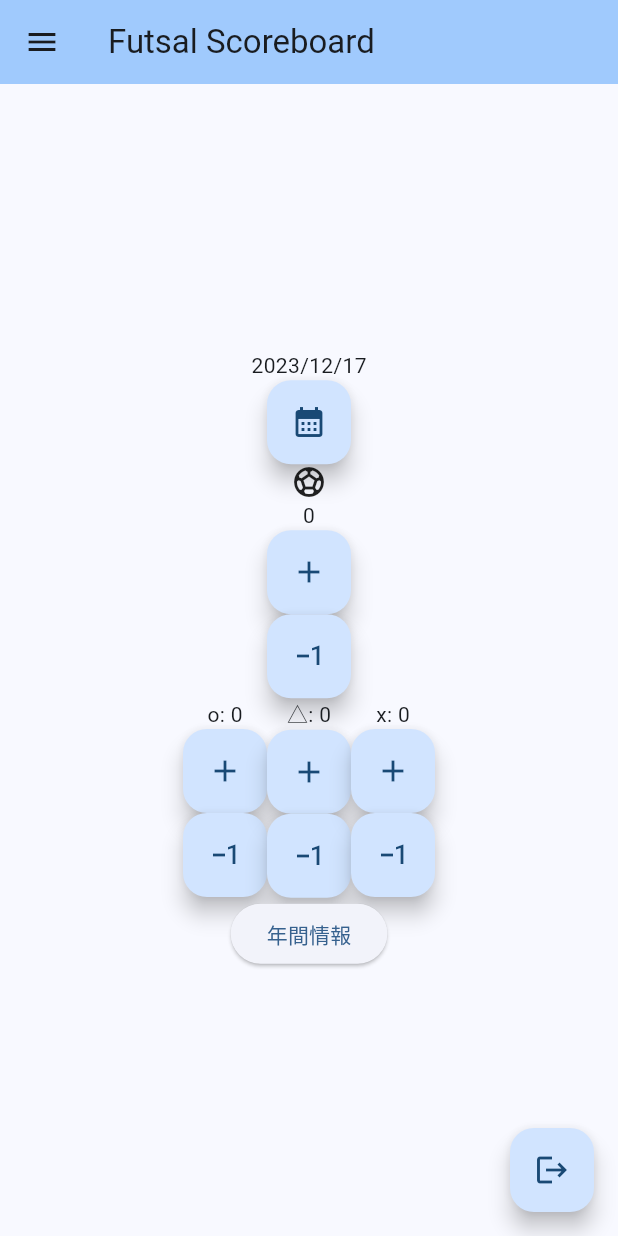
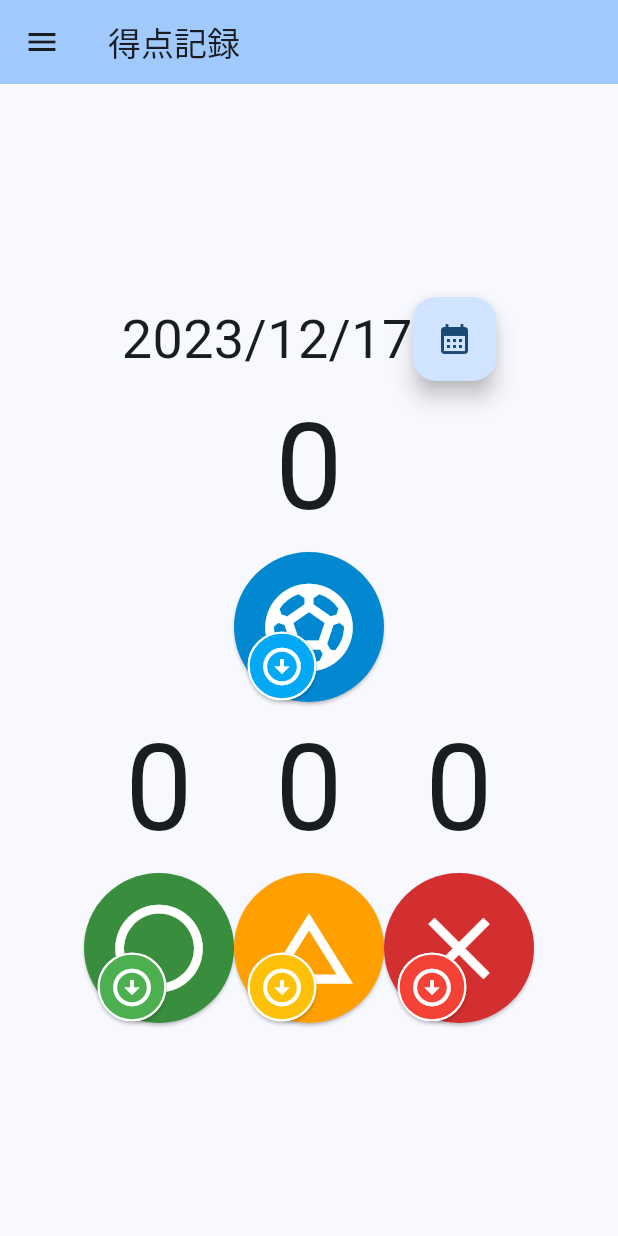
Before and after one commit to ichusrlocalbin/futsal-goals, a Flutter app: the FutsalScorePage screen opened directly, on a phone screen of 412 x 824 dp. Run offline on Flutter 3.47's test engine with Material 3 defaults, Android fonts, the phone set to English and light mode, and no system bars; our stand-ins replace cloud_firestore, csv, firebase_auth, firebase_core, google_sign_in; missing offline and left inert: dart:html; accounts and stored records are empty; generated files the repository leaves out were written again; network calls fail.

Commit message:
refine layout

```diff
--- a/lib/main.dart
+++ b/lib/main.dart
@@ -42,11 +42,11 @@
               return LoginPage();
             }
             if (settings.name == Screen.futsalScore.name) {
-              return const FutsalScorePage(title: 'Futsal Scoreboard');
+              return const FutsalScorePage(title: '得点記録');
             } else if (settings.name == Screen.yearlyScore.name) {
               return YearlyScorePage();
             } else {
-              return const FutsalScorePage(title: 'Futsal Scoreboard');
+              return const FutsalScorePage(title: '得点記録');
             }
           }
       );
--- a/lib/screens/futsal_score_screen.dart
+++ b/lib/screens/futsal_score_screen.dart
@@ -5,6 +5,7 @@ import 'package:cloud_firestore/cloud_firestore.dart';
 import 'package:firebase_auth/firebase_auth.dart';
 import 'package:intl/intl.dart';
 import 'screens.dart';
+import 'login_screen.dart';
 import '../utils.dart';
 
 class FutsalScorePage extends StatefulWidget {
@@ -75,15 +76,9 @@ class _FutsalScorePageState extends State<FutsalScorePage> {
     final DocumentSnapshot data =
         await firestore.collection('users').doc(path).get();
     if (data.exists) {
-      firestore
-          .collection('users')
-          .doc(path)
-          .update(score);
+      firestore.collection('users').doc(path).update(score);
     } else {
-      firestore
-          .collection('users')
-          .doc(path)
-          .set(score);
+      firestore.collection('users').doc(path).set(score);
     }
   }
 
@@ -147,10 +142,72 @@ class _FutsalScorePageState extends State<FutsalScorePage> {
   Future<void> _signOut() async {
     if (currentUser == null) return;
     await FirebaseAuth.instance.signOut();
+    Navigator.pushAndRemoveUntil(
+      context,
+      MaterialPageRoute(builder: (context) => LoginPage()),
+      (Route<dynamic> route) => false,
+    );
   }
 
   @override
   Widget build(BuildContext context) {
+    final goalBiggerButton = OverlapButtonProperties(
+      onPressed: () => _incrementScore(Score.goals),
+      size: 70,
+      iconColor: Colors.white,
+      backgroundColor: Colors.lightBlue.shade700,
+      iconData: Icons.sports_soccer,
+    );
+    final goalSmallerButton = OverlapButtonProperties(
+      onPressed: () => _decrementScore(Score.goals),
+      size: 30,
+      iconColor: Colors.white,
+      backgroundColor: Colors.lightBlue,
+      iconData: Icons.arrow_circle_down_outlined,
+    );
+    final winBiggerButton = OverlapButtonProperties(
+      onPressed: () => _incrementScore(Score.wins),
+      size: 70,
+      iconColor: Colors.white,
+      backgroundColor: Colors.green.shade700,
+      iconData: Icons.circle_outlined,
+    );
+    final winSmallerButton = OverlapButtonProperties(
+      onPressed: () => _decrementScore(Score.wins),
+      size: 30,
+      iconColor: Colors.white,
+      backgroundColor: Colors.green,
+      iconData: Icons.arrow_circle_down_outlined,
+    );
+    final drawBiggerButton = OverlapButtonProperties(
+      onPressed: () => _incrementScore(Score.draws),
+      size: 70,
+      iconColor: Colors.white,
+      backgroundColor: Colors.amber.shade700,
+      iconData: Icons.change_history,
+    );
+    final drawSmallerButton = OverlapButtonProperties(
+      onPressed: () => _decrementScore(Score.draws),
+      size: 30,
+      iconColor: Colors.white,
+      backgroundColor: Colors.amber,
+      iconData: Icons.arrow_circle_down_outlined,
+    );
+    final lossBiggerButton = OverlapButtonProperties(
+      onPressed: () => _incrementScore(Score.losses),
+      size: 70,
+      iconColor: Colors.white,
+      backgroundColor: Colors.red.shade700,
+      iconData: Icons.clear_outlined,
+    );
+    final lossSmallerButton = OverlapButtonProperties(
+      onPressed: () => _decrementScore(Score.losses),
+      size: 30,
+      iconColor: Colors.white,
+      backgroundColor: Colors.red,
+      iconData: Icons.arrow_circle_down_outlined,
+    );
+
     return Scaffold(
       appBar: AppBar(
         backgroundColor: Theme.of(context).colorScheme.inversePrimary,
@@ -160,88 +217,77 @@ class _FutsalScorePageState extends State<FutsalScorePage> {
         child: Column(
           mainAxisAlignment: MainAxisAlignment.center,
           children: <Widget>[
+            Row(mainAxisAlignment: MainAxisAlignment.center, children: <Widget>[
               Text(
                 Utils.dateFormatString(selectedDateStr),
+                style: const TextStyle(fontSize: 36),
               ),
               FloatingActionButton(
                 onPressed: () => _selectDate(context),
                 tooltip: 'SelectDate',
                 child: const Icon(Icons.calendar_month),
               ),
-            const Icon(Icons.sports_soccer),
+            ]),
             Text(
               '$goals',
+              style: const TextStyle(fontSize: 80),
             ),
-            FloatingActionButton(
-              onPressed: () => _incrementScore(Score.goals),
-              tooltip: 'Increment',
-              child: const Icon(Icons.add),
-            ),
-            FloatingActionButton(
-              onPressed: () => _decrementScore(Score.goals),
-              tooltip: 'Decrement',
-              child: const Icon(Icons.exposure_minus_1),
+            SizedBox(
+              height: 100,
+              width: 100,
+              child: OverlapCircleTwoButtons(
+                  biggerButton: goalBiggerButton,
+                  smallerButton: goalSmallerButton),
             ),
             Row(mainAxisAlignment: MainAxisAlignment.center, children: <Widget>[
               Column(children: <Widget>[
                 Text(
-                  'o: $wins',
+                  wins.toString(),
+                  style: const TextStyle(fontSize: 80),
                 ),
-                FloatingActionButton(
-                  onPressed: () => _incrementScore(Score.wins),
-                  tooltip: 'Increment',
-                  child: const Icon(Icons.add),
-                ),
-                FloatingActionButton(
-                  onPressed: () => _decrementScore(Score.wins),
-                  tooltip: 'Decrement',
-                  child: const Icon(Icons.exposure_minus_1),
+                SizedBox(
+                  height: 100,
+                  width: 100,
+                  child: OverlapCircleTwoButtons(
+                      biggerButton: winBiggerButton,
+                      smallerButton: winSmallerButton),
                 ),
               ]),
               Column(children: <Widget>[
                 Text(
-                  '△: $draws',
+                  draws.toString(),
+                  style: const TextStyle(fontSize: 80),
                 ),
-                FloatingActionButton(
-                  onPressed: () => _incrementScore(Score.draws),
-                  tooltip: 'Increment',
-                  child: const Icon(Icons.add),
-                ),
-                FloatingActionButton(
-                  onPressed: () => _decrementScore(Score.draws),
-                  tooltip: 'Decrement',
-                  child: const Icon(Icons.exposure_minus_1),
+                SizedBox(
+                  height: 100,
+                  width: 100,
+                  child: OverlapCircleTwoButtons(
+                      biggerButton: drawBiggerButton,
+                      smallerButton: drawSmallerButton),
                 ),
               ]),
               Column(children: <Widget>[
                 Text(
-                  'x: $losses',
+                  losses.toString(),
+                  style: const TextStyle(fontSize: 80),
                 ),
-                FloatingActionButton(
-                  onPressed: () => _incrementScore(Score.losses),
-                  tooltip: 'Increment',
-                  child: const Icon(Icons.add),
-                ),
-                FloatingActionButton(
-                  onPressed: () => _decrementScore(Score.losses),
-                  tooltip: 'Decrement',
-                  child: const Icon(Icons.exposure_minus_1),
+                SizedBox(
+                  height: 100,
+                  width: 100,
+                  child: OverlapCircleTwoButtons(
+                      biggerButton: lossBiggerButton,
+                      smallerButton: lossSmallerButton),
                 ),
               ]),
             ]),
-            ElevatedButton(
-              onPressed: () =>
-                  Navigator.pushNamed(context, Screen.yearlyScore.name),
-              child: const Text('年間情報'),
-            ),
           ],
         ),
       ),
-      floatingActionButton: FloatingActionButton(
-        onPressed: _signOut,
-        tooltip: 'SignOut',
-        child: const Icon(Icons.logout),
-      ), // This trailing comma makes auto-formatting nicer for build methods.
+      // floatingActionButton: FloatingActionButton(
+      //   onPressed: _signOut,
+      //   tooltip: 'SignOut',
+      //   child: const Icon(Icons.logout),
+      // ), // This trailing comma makes auto-formatting nicer for build methods.
       drawer: _FutsalScoreDrawer(context, this),
     );
   }
@@ -290,13 +336,25 @@ class _FutsalScoreDrawer extends Drawer {
                   color: Colors.blue,
                 ),
                 child: Text(
-                  'Futsal Scoreboard',
+                  '得点記録',
                   style: TextStyle(
                     color: Colors.white,
                     fontSize: 24,
                   ),
                 ),
               ),
+              ListTile(
+                  title: RichText(
+                      text: TextSpan(children: [
+                    TextSpan(text: "年間情報  "),
+                    const WidgetSpan(
+                      child: Icon(Icons.calendar_month, color: Colors.lightBlue),
+                    ),
+                  ])),
+                  onTap: () {
+                    Navigator.pop(context);
+                    Navigator.pushNamed(context, Screen.yearlyScore.name);
+                  }),
               ListTile(
                 title: const Text('計算対象外'),
                 trailing: Switch(
@@ -322,16 +380,89 @@ class _FutsalScoreDrawer extends Drawer {
               ListTile(
                   title: RichText(
                       text: TextSpan(children: [
-                    TextSpan(text: '${Utils.dateFormatString(state.selectedDateStr)}データ削除 '),
+                    TextSpan(
+                        text:
+                            '${Utils.dateFormatString(state.selectedDateStr)}データ削除 '),
                     const WidgetSpan(
                       child: Icon(Icons.delete, color: Colors.redAccent),
                     ),
                   ])),
                   onTap: () {
                     state._showDeleteDialog(context);
-                }
+                  }),
+              ListTile(
+                  title: RichText(
+                    text: TextSpan(children: [
+                        const TextSpan(text: 'ログアウト '),
+                        WidgetSpan(
+                          child: Icon(Icons.logout, color: Colors.grey.shade700),
+                        ),
+                  ])),
+                  onTap: state._signOut,
                 ),
             ],
           ),
         );
 }
+
+class OverlapButtonProperties {
+  final void Function() onPressed;
+  final double size;
+  final Color iconColor;
+  final Color backgroundColor;
+  final IconData iconData;
+
+  const OverlapButtonProperties({
+    required this.onPressed,
+    required this.size,
+    required this.iconColor,
+    required this.backgroundColor,
+    required this.iconData,
+  });
+}
+
+class OverlapCircleTwoButtons extends StatelessWidget {
+  final OverlapButtonProperties biggerButton;
+  final OverlapButtonProperties smallerButton;
+
+  const OverlapCircleTwoButtons({
+    super.key,
+    required this.biggerButton,
+    required this.smallerButton,
+  });
+  @override
+  Widget build(BuildContext context) {
+    return Stack(
+      alignment: Alignment.center,
+      children: <Widget>[
+        Positioned(
+          child: ElevatedButton(
+            onPressed: biggerButton.onPressed,
+            child: Icon(biggerButton.iconData,
+                color: biggerButton.iconColor, size: biggerButton.size),
+            style: ElevatedButton.styleFrom(
+              shape: const CircleBorder(),
+              padding: const EdgeInsets.all(15),
+              backgroundColor: biggerButton.backgroundColor,
+            ),
+          ),
+        ),
+        Positioned(
+          bottom: 0,
+          left: 0,
+          child: ElevatedButton(
+            onPressed: smallerButton.onPressed,
+            child: Icon(smallerButton.iconData,
+                color: Colors.white, size: smallerButton.size),
+            style: ElevatedButton.styleFrom(
+              shape: const CircleBorder(),
+              padding: const EdgeInsets.all(8.0),
+              backgroundColor: smallerButton.backgroundColor,
+              side: const BorderSide(width: 1.5, color: Colors.white),
+            ),
+          ),
+        ),
+      ],
+    );
+  }
+}
--- a/lib/screens/yearly_score_screen.dart
+++ b/lib/screens/yearly_score_screen.dart
@@ -23,6 +23,7 @@ class _YearlyScorePageState extends State<YearlyScorePage> {
   int yearlyLosses = 0;
   int totalPlayedDays = 0;
   double winRate = 0.0;
+  double lossRate = 0.0;
   double averageGoalsPerDay = 0.0;
   String selectedYearStr = DateFormat('yyyy').format(DateTime.now());
 
@@ -75,6 +76,7 @@ class _YearlyScorePageState extends State<YearlyScorePage> {
       totalPlayedDays = tempScores.length;
       num totalPlayed = totalWins + totalDraws + totalLosses;
       winRate = totalPlayed > 0 ? totalWins / totalPlayed : 0.0;
+      lossRate = totalPlayed > 0 ? totalLosses / totalPlayed : 0.0;
       averageGoalsPerDay =
           tempScores.isNotEmpty && (tempScores.length - ignoreDays) != 0
               ? totalGoals / (tempScores.length - ignoreDays)
@@ -146,17 +148,24 @@ class _YearlyScorePageState extends State<YearlyScorePage> {
   Widget build(BuildContext context) {
     return Scaffold(
       appBar: AppBar(
-        title: Text('${selectedYearStr}年 年間情報'),
+        backgroundColor: Theme.of(context).colorScheme.secondary,
+        foregroundColor: Colors.white,
+        title: Text('年間情報'),
       ),
       body: SingleChildScrollView(
         child: Column(
           children: [
             // 年間データ
-            FloatingActionButton(
-              onPressed: () => _selectYear(context),
-              tooltip: 'Select Year',
-              child: const Icon(Icons.calendar_month),
-            ),
+            Row(mainAxisAlignment: MainAxisAlignment.center, children: <Widget>[
+                Text('${selectedYearStr}年',
+                  style: const TextStyle(fontSize: 36),
+                ),
+                FloatingActionButton(
+                  onPressed: () => _selectYear(context),
+                  tooltip: 'Select Year',
+                  child: const Icon(Icons.calendar_month),
+                ),
+            ]),
             SingleChildScrollView(
               scrollDirection: Axis.horizontal,
               child: DataTable(
@@ -166,11 +175,6 @@ class _YearlyScorePageState extends State<YearlyScorePage> {
                   const DataColumn(label: Text('勝')),
                   const DataColumn(label: Text('分')),
                   const DataColumn(label: Text('負')),
-                  DataColumn(label: RichText(text: const TextSpan(children:[
-                          WidgetSpan(child: Icon(Icons.sports_soccer)),
-                          TextSpan(text: '/日'),
-                ]))),
-                  const DataColumn(label: Text('勝率')),
                 ],
                 rows: [
                   DataRow(
@@ -180,7 +184,27 @@ class _YearlyScorePageState extends State<YearlyScorePage> {
                       DataCell(Text(yearlyWins.toString())),
                       DataCell(Text(yearlyDraws.toString())),
                       DataCell(Text(yearlyLosses.toString())),
+                    ],
+                  )
+                ],
+              ),
+            ),
+            SingleChildScrollView(
+              scrollDirection: Axis.horizontal,
+              child: DataTable(
+                columns: <DataColumn>[
+                  DataColumn(label: RichText(text: const TextSpan(children:[
+                          WidgetSpan(child: Icon(Icons.sports_soccer)),
+                          TextSpan(text: '/日'),
+                ]))),
+                  const DataColumn(label: Text('勝率')),
+                  const DataColumn(label: Text('負け率')),
+                ],
+                rows: [
+                  DataRow(
+                    cells: <DataCell>[
                       DataCell(Text(averageGoalsPerDay.toStringAsFixed(1))),
+                      DataCell(Text((lossRate * 100).toStringAsFixed(0) + '%')),
                       DataCell(Text((winRate * 100).toStringAsFixed(0) + '%')),
                     ],
                   )
@@ -215,11 +239,6 @@ class _YearlyScorePageState extends State<YearlyScorePage> {
                 }).toList(),
               ),
             ),
-            ElevatedButton(
-              onPressed: () =>
-                  Navigator.pushNamed(context, Screen.futsalScore.name),
-              child: const Text('得点記録'),
-            ),
           ],
         ),
       ),
@@ -235,18 +254,30 @@ class _YearlyScoreDrawer extends Drawer {
       : super(
           child: ListView(
             children: <Widget>[
-              const DrawerHeader(
+              DrawerHeader(
                 decoration: BoxDecoration(
-                  color: Colors.blue,
+                  color: Theme.of(context).colorScheme.secondary,
                 ),
-                child: Text(
-                  'Yearly Scoreboard',
+                child: const Text(
+                  '年間情報',
                   style: TextStyle(
                     color: Colors.white,
                     fontSize: 24,
                   ),
                 ),
               ),
+              ListTile(
+                  title: RichText(
+                    text: TextSpan(children: [
+                        const TextSpan(text: "得点記録  "),
+                        const WidgetSpan(
+                          child: Icon(Icons.mode_edit, color: Colors.lightBlue),
+                        ),
+                  ])),
+                  onTap: () {
+                    Navigator.pop(context);
+                    Navigator.pushNamed(context, Screen.futsalScore.name);
+                  }),
               ListTile(
                   title: RichText(
                       text: TextSpan(children: [
```
Lines whose indentation alone changed are shown as unchanged.
